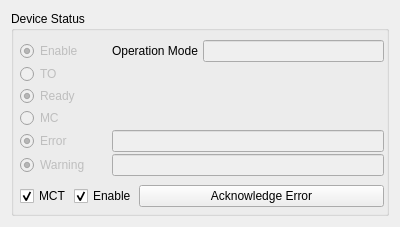
This is source/plugin/t4/controllerstatus.ui in ww4u/mct-t4 as Qt 5 draws it before an edit. The edited form follows.
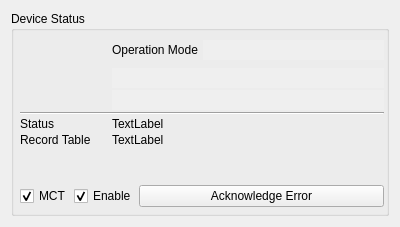
This is the edited form. Custom widgets are drawn as their Qt base class.

Patch:
```diff
--- a/source/plugin/t4/controllerstatus.ui
+++ b/source/plugin/t4/controllerstatus.ui
@@ -41,6 +41,13 @@
       <property name="spacing">
        <number>2</number>
       </property>
+      <item row="7" column="1" colspan="3">
+       <widget class="QLabel" name="labWorkingStatus">
+        <property name="text">
+         <string>TextLabel</string>
+        </property>
+       </widget>
+      </item>
       <item row="0" column="1">
        <widget class="QLabel" name="label">
         <property name="sizePolicy">
@@ -54,22 +61,6 @@
         </property>
        </widget>
       </item>
-      <item row="2" column="0">
-       <widget class="QRadioButton" name="radReady">
-        <property name="enabled">
-         <bool>false</bool>
-        </property>
-        <property name="text">
-         <string>Ready</string>
-        </property>
-        <property name="checked">
-         <bool>true</bool>
-        </property>
-        <property name="autoExclusive">
-         <bool>false</bool>
-        </property>
-       </widget>
-      </item>
       <item row="0" column="2" colspan="2">
        <widget class="QLineEdit" name="edtOpMode">
         <property name="enabled">
@@ -81,91 +72,7 @@
           <verstretch>0</verstretch>
          </sizepolicy>
         </property>
-       </widget>
-      </item>
-      <item row="0" column="0">
-       <widget class="QRadioButton" name="radEn">
-        <property name="enabled">
-         <bool>false</bool>
-        </property>
-        <property name="text">
-         <string>Enable</string>
-        </property>
-        <property name="checked">
-         <bool>true</bool>
-        </property>
-        <property name="autoExclusive">
-         <bool>false</bool>
-        </property>
-       </widget>
-      </item>
-      <item row="3" column="0">
-       <widget class="QRadioButton" name="radMc">
-        <property name="enabled">
-         <bool>false</bool>
-        </property>
-        <property name="text">
-         <string>MC</string>
-        </property>
-        <property name="autoExclusive">
-         <bool>false</bool>
-        </property>
-       </widget>
-      </item>
-      <item row="1" column="0">
-       <widget class="QRadioButton" name="radTo">
-        <property name="enabled">
-         <bool>false</bool>
-        </property>
-        <property name="text">
-         <string>TO</string>
-        </property>
-        <property name="autoExclusive">
-         <bool>false</bool>
-        </property>
-       </widget>
-      </item>
-      <item row="4" column="1" colspan="3">
-       <widget class="QLineEdit" name="edtError">
-        <property name="enabled">
-         <bool>false</bool>
-        </property>
-        <property name="sizePolicy">
-         <sizepolicy hsizetype="Expanding" vsizetype="Preferred">
-          <horstretch>0</horstretch>
-          <verstretch>0</verstretch>
-         </sizepolicy>
-        </property>
-       </widget>
-      </item>
-      <item row="5" column="0">
-       <widget class="QRadioButton" name="radWarning">
-        <property name="enabled">
-         <bool>false</bool>
-        </property>
-        <property name="text">
-         <string>Warning</string>
-        </property>
-        <property name="checked">
-         <bool>true</bool>
-        </property>
-        <property name="autoExclusive">
-         <bool>false</bool>
-        </property>
-       </widget>
-      </item>
-      <item row="4" column="0">
-       <widget class="QRadioButton" name="radError">
-        <property name="enabled">
-         <bool>false</bool>
-        </property>
-        <property name="text">
-         <string>Error</string>
-        </property>
-        <property name="checked">
-         <bool>true</bool>
-        </property>
-        <property name="autoExclusive">
+        <property name="frame">
          <bool>false</bool>
         </property>
        </widget>
@@ -181,9 +88,15 @@
           <verstretch>0</verstretch>
          </sizepolicy>
         </property>
+        <property name="frame">
+         <bool>false</bool>
+        </property>
+        <property name="readOnly">
+         <bool>true</bool>
+        </property>
        </widget>
       </item>
-      <item row="6" column="0">
+      <item row="9" column="0">
        <spacer name="verticalSpacer_2">
         <property name="orientation">
          <enum>Qt::Vertical</enum>
@@ -196,7 +109,23 @@
         </property>
        </spacer>
       </item>
-      <item row="7" column="0" rowspan="2" colspan="4">
+      <item row="4" column="1" colspan="3">
+       <widget class="QLineEdit" name="edtError">
+        <property name="enabled">
+         <bool>false</bool>
+        </property>
+        <property name="sizePolicy">
+         <sizepolicy hsizetype="Expanding" vsizetype="Preferred">
+          <horstretch>0</horstretch>
+          <verstretch>0</verstretch>
+         </sizepolicy>
+        </property>
+        <property name="frame">
+         <bool>false</bool>
+        </property>
+       </widget>
+      </item>
+      <item row="10" column="0" rowspan="2" colspan="4">
        <layout class="QHBoxLayout" name="horizontalLayout">
         <property name="spacing">
          <number>2</number>
@@ -275,11 +204,69 @@
         </item>
        </layout>
       </item>
+      <item row="7" column="0">
+       <widget class="QLabel" name="label_2">
+        <property name="text">
+         <string>Status</string>
+        </property>
+       </widget>
+      </item>
+      <item row="6" column="0" colspan="4">
+       <widget class="Line" name="line">
+        <property name="orientation">
+         <enum>Qt::Horizontal</enum>
+        </property>
+       </widget>
+      </item>
+      <item row="1" column="0">
+       <widget class="IoIndicator" name="radTo" native="true"/>
+      </item>
+      <item row="3" column="0">
+       <widget class="IoIndicator" name="radMc" native="true"/>
+      </item>
+      <item row="4" column="0">
+       <widget class="IoIndicator" name="radError" native="true"/>
+      </item>
+      <item row="5" column="0">
+       <widget class="IoIndicator" name="radWarning" native="true"/>
+      </item>
+      <item row="2" column="0">
+       <widget class="IoIndicator" name="radReady" native="true"/>
+      </item>
+      <item row="0" column="0">
+       <widget class="IoIndicator" name="radEn" native="true">
+        <property name="enabled">
+         <bool>false</bool>
+        </property>
+       </widget>
+      </item>
+      <item row="8" column="0">
+       <widget class="QLabel" name="label_4">
+        <property name="text">
+         <string>Record Table</string>
+        </property>
+       </widget>
+      </item>
+      <item row="8" column="1" colspan="3">
+       <widget class="QLabel" name="labReccordName">
+        <property name="text">
+         <string>TextLabel</string>
+        </property>
+       </widget>
+      </item>
      </layout>
     </widget>
    </item>
   </layout>
  </widget>
+ <customwidgets>
+  <customwidget>
+   <class>IoIndicator</class>
+   <extends>QWidget</extends>
+   <header>ioindicator.h</header>
+   <container>1</container>
+  </customwidget>
+ </customwidgets>
  <resources/>
  <connections/>
 </ui>
```
